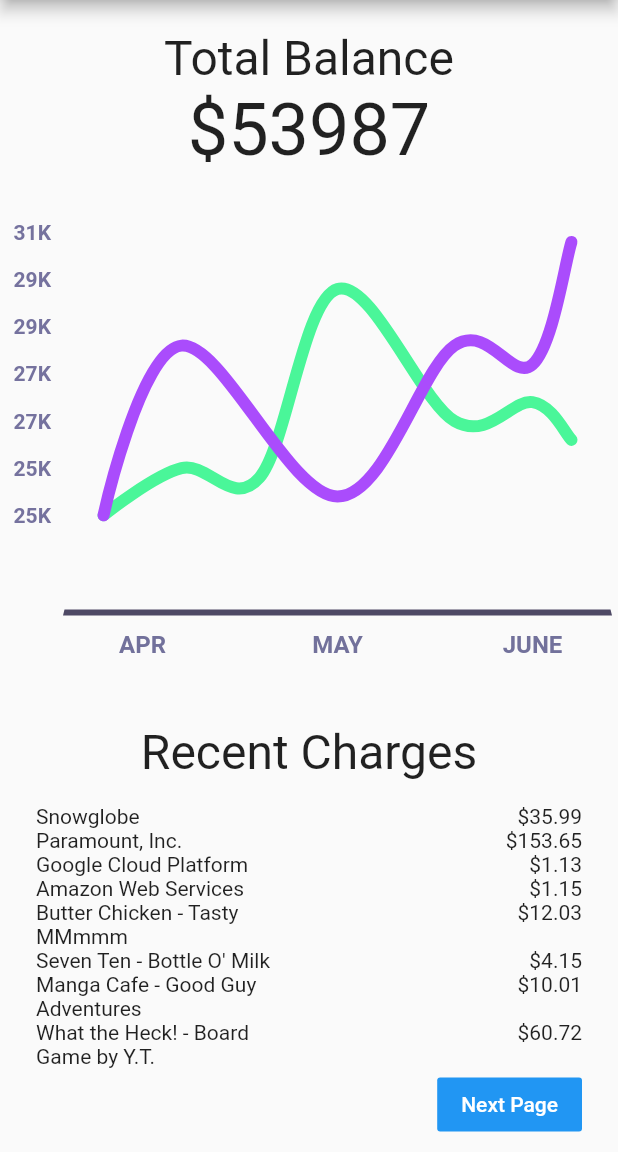
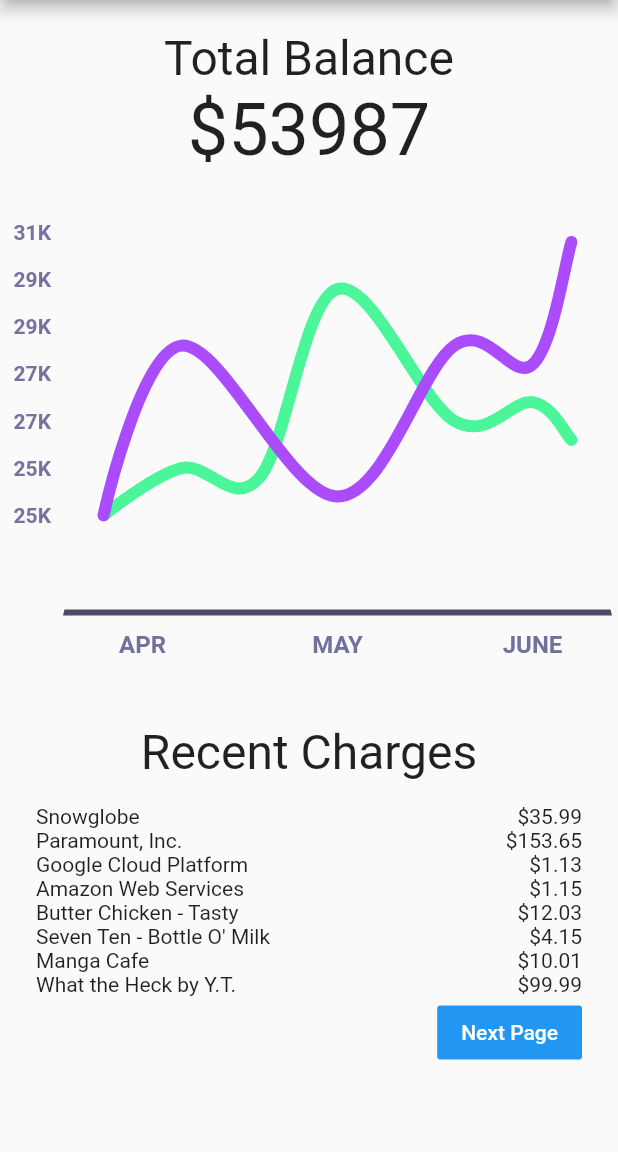
Before and after one commit to AadityaChaudhary/PersonalAssistantApp, a Flutter app: the QuinoaBank screen opened directly, on a phone screen of 412 x 824 dp, the part 84-1236 px from its top. Run offline on Flutter 3.47's test engine with Material 2 defaults, Android fonts, the phone set to English and light mode, and no system bars; drawn by our look-alikes of fl_chart; our stand-ins replace date_picker_timeline, flutter_calendar_carousel, toast; network calls fail; Roboto replaces fonts that are missing (RobotoMono).

Commit message:
Improved Quinoabank mini app

```diff
--- a/lib/View/quinoabank.dart
+++ b/lib/View/quinoabank.dart
@@ -212,7 +212,7 @@ class QuinoaBank extends StatelessWidget {
                         ),
                         TableRow(
                           children: [
-                            Text('Butter Chicken - Tasty MMmmm'),
+                            Text('Butter Chicken - Tasty'),
                             Text('\$12.03', textAlign: TextAlign.right)
                           ]
                         ),
@@ -224,14 +224,14 @@ class QuinoaBank extends StatelessWidget {
                         ),
                         TableRow(
                           children: [
-                            Text('Manga Cafe - Good Guy Adventures'),
+                            Text('Manga Cafe'),
                             Text('\$10.01', textAlign: TextAlign.right)
                           ]
                         ),
                         TableRow(
                           children: [
-                            Text('What the Heck! - Board Game by Y.T.'),
-                            Text('\$60.72', textAlign: TextAlign.right)
+                            Text('What the Heck by Y.T.'),
+                            Text('\$99.99', textAlign: TextAlign.right)
                           ]
                         )
                       ]
```
